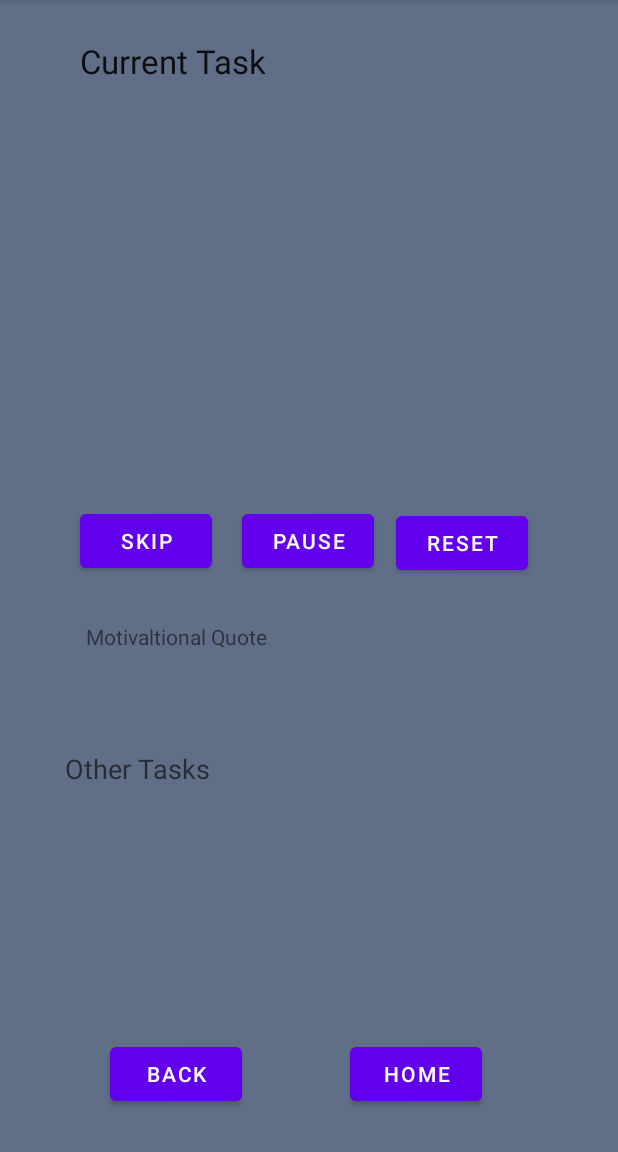
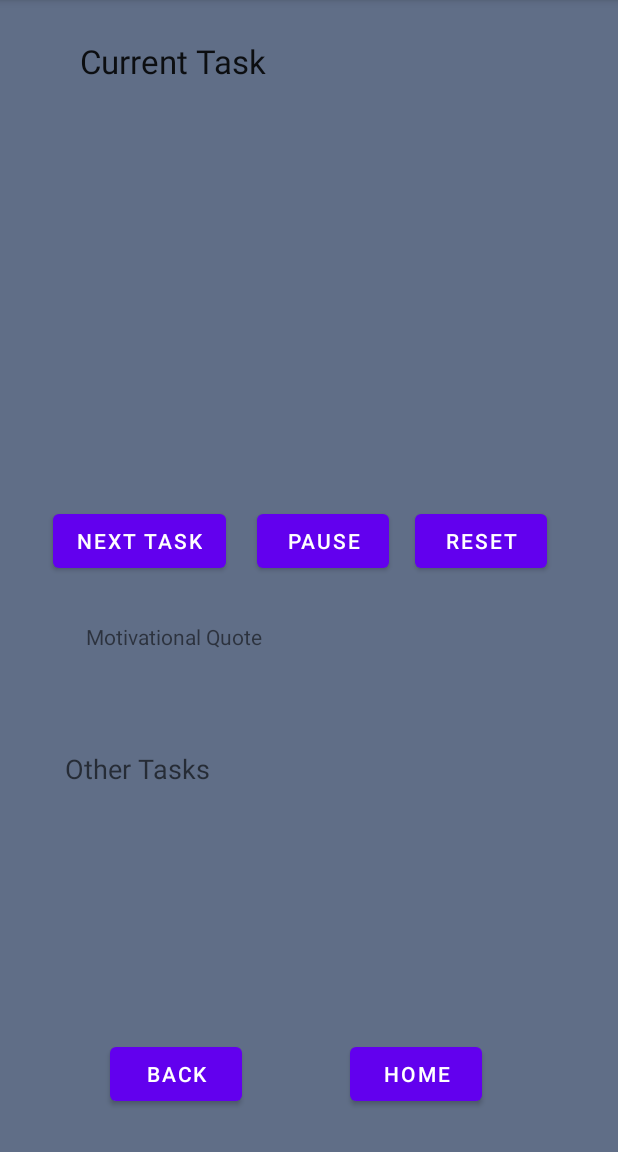
Before and after one commit to kimjason832/TritonHacks2021, an Android app: the Timer screen opened directly, with no data from a screen before it, on a phone screen of 412 x 824 dp, the part 84-1236 px from its top. Run offline under Robolectric (Android 15) with nearby library versions, the phone set to English and light mode, and no system bars.

Commit message:
Updated timer buttons

```diff
--- a/app/src/main/res/layout/activity_timer.xml
+++ b/app/src/main/res/layout/activity_timer.xml
@@ -40,14 +40,14 @@
         android:id="@+id/button_skip_timer"
         android:layout_width="wrap_content"
         android:layout_height="wrap_content"
-        android:text="Skip"
+        android:text="Next Task"
         app:layout_constraintBottom_toBottomOf="parent"
         app:layout_constraintEnd_toEndOf="parent"
-        app:layout_constraintHorizontal_bias="0.164"
+        app:layout_constraintHorizontal_bias="0.118"
         app:layout_constraintStart_toStartOf="parent"
         app:layout_constraintTop_toTopOf="parent"
         app:layout_constraintVertical_bias="0.468"
-        tools:text="Skip" />
+        tools:text="Next Task" />
 
     <Button
         android:id="@+id/button_pause_timer"
@@ -56,7 +56,7 @@
         android:text="Pause"
         app:layout_constraintBottom_toBottomOf="parent"
         app:layout_constraintEnd_toEndOf="parent"
-        app:layout_constraintHorizontal_bias="0.498"
+        app:layout_constraintHorizontal_bias="0.529"
         app:layout_constraintStart_toStartOf="parent"
         app:layout_constraintTop_toTopOf="parent"
         app:layout_constraintVertical_bias="0.468"
@@ -66,26 +66,26 @@
         android:id="@+id/button_reset_timer"
         android:layout_width="wrap_content"
         android:layout_height="wrap_content"
-        android:layout_marginEnd="60dp"
-        android:layout_marginRight="60dp"
         android:text="Reset"
         app:layout_constraintBottom_toBottomOf="parent"
         app:layout_constraintEnd_toEndOf="parent"
+        app:layout_constraintHorizontal_bias="0.854"
+        app:layout_constraintStart_toStartOf="parent"
         app:layout_constraintTop_toTopOf="parent"
-        app:layout_constraintVertical_bias="0.469"
+        app:layout_constraintVertical_bias="0.468"
         tools:text="Reset" />
 
     <TextView
         android:id="@+id/textview_motivationalquote_timer"
         android:layout_width="297dp"
         android:layout_height="55dp"
-        android:text="Motivaltional Quote"
+        android:text="Motivational Quote"
         app:layout_constraintBottom_toBottomOf="parent"
         app:layout_constraintEnd_toEndOf="parent"
         app:layout_constraintStart_toStartOf="parent"
         app:layout_constraintTop_toTopOf="parent"
         app:layout_constraintVertical_bias="0.582"
-        tools:text="Motivaltional Quote" />
+        tools:text="Motivational Quote" />
 
     <Button
         android:id="@+id/button_home_timer"
```
